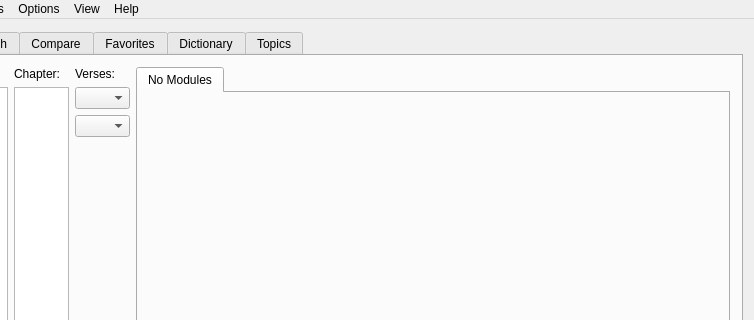
First picture: the form in ui/MainWindow.ui, repository damian-dz/QtBibleViewer, before the edit; both pictures show x 166 to 920 and y 0 to 320 of the 920 by 600 pixel window.
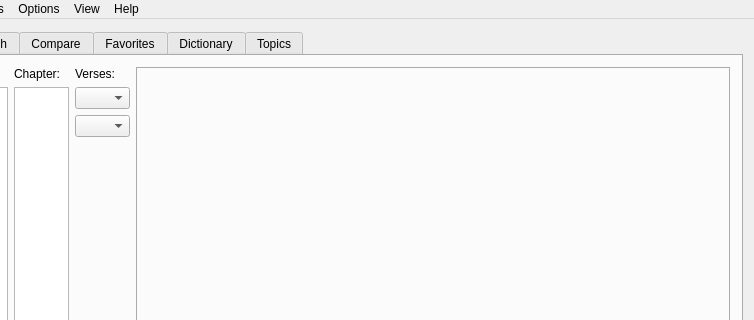
Second picture: the form after the edit.

The edit to the form file:
```diff
--- a/ui/MainWindow.ui
+++ b/ui/MainWindow.ui
@@ -160,11 +160,6 @@
             <property name="currentIndex">
              <number>0</number>
             </property>
-            <widget class="QWidget" name="tab1">
-             <attribute name="title">
-              <string>No Modules</string>
-             </attribute>
-            </widget>
            </widget>
           </item>
           <item>
```
Left out of the diff: 57 changed lines with no effect on the pictures.
